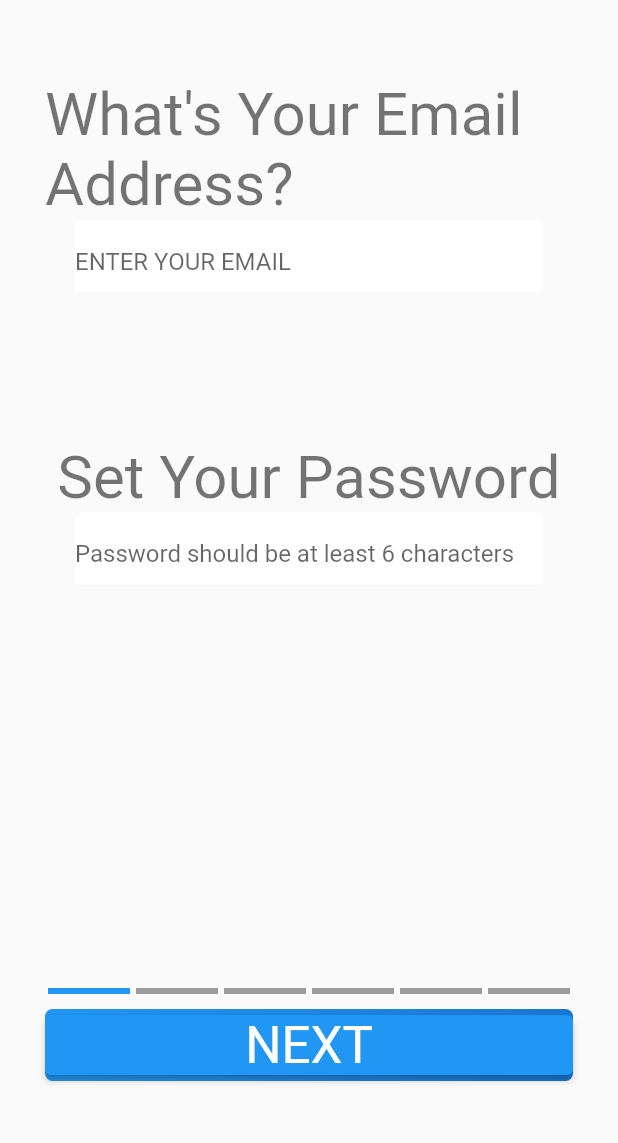
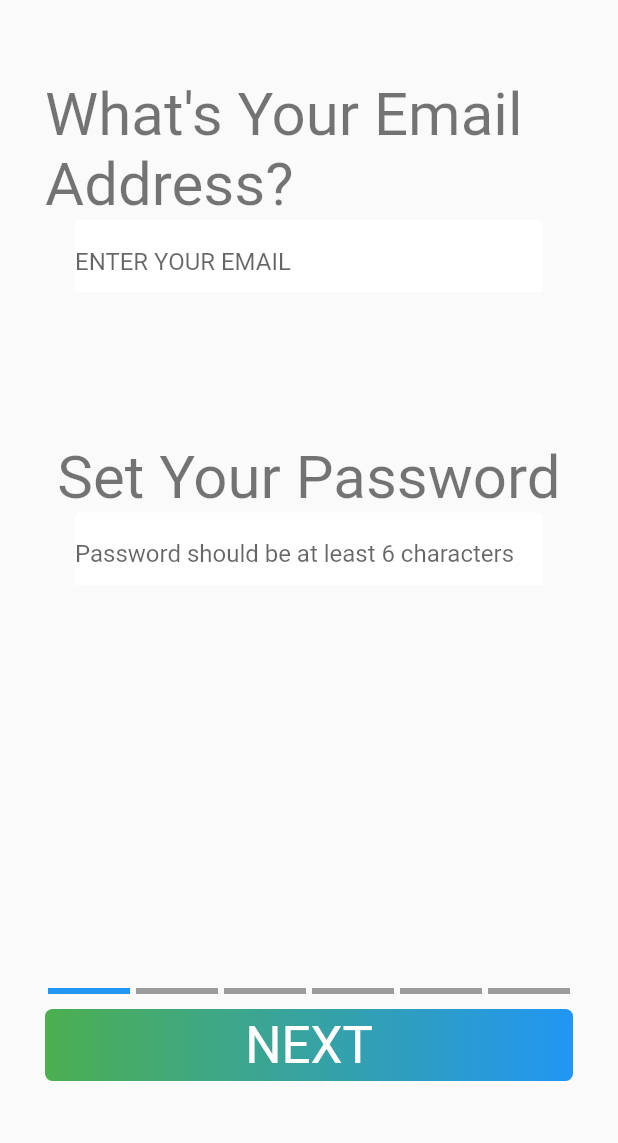
Before and after one commit to pradthana7/friend-zone-flutter-app, a Flutter app: the OnboardingScreen screen opened by its route, scrolled down 104 dp, after a tap on "START", on a phone screen of 412 x 824 dp, the part 80-1223 px from its top. Run offline on Flutter 3.47's test engine with Material 2 defaults, Android fonts, the phone set to English and light mode, and no system bars; drawn by our look-alikes of step_progress_indicator; our stand-ins replace bloc, cloud_firestore, equatable, firebase_auth, firebase_core, firebase_database and 6 more; missing offline and left inert: dart:ffi; accounts and stored records are empty.

Commit message:
28perfect

```diff
--- a/dating_app/lib/blocs/onboarding/onboarding_bloc.dart
+++ b/dating_app/lib/blocs/onboarding/onboarding_bloc.dart
@@ -1,5 +1,6 @@
 import 'package:bloc/bloc.dart';
 import 'package:equatable/equatable.dart';
+import 'package:flutter/material.dart';
 import 'package:image_picker/image_picker.dart';
 
 import '/repositories/repositories.dart';
@@ -19,6 +20,7 @@ class OnboardingBloc extends Bloc<OnboardingEvent, OnboardingState> {
         _storageRepository = storageRepository,
         super(OnboardingLoading()) {
     on<StartOnboarding>(_onStartOnboarding);
+    on<ContinueOnboarding>(_onContinueOnboarding);
     on<UpdateUser>(_onUpdateUser);
     on<UpdateUserImages>(_onUpdateUserImages);
   }
@@ -27,11 +29,33 @@ class OnboardingBloc extends Bloc<OnboardingEvent, OnboardingState> {
     StartOnboarding event,
     Emitter<OnboardingState> emit,
   ) async {
+    // await _databaseRepository.createUser(event.user);
+    emit(
+      OnboardingLoaded(
+        user: User.empty,
+        tabController: event.tabController,
+      ),
+    );
+  }
 
+  void _onContinueOnboarding(
+    ContinueOnboarding event,
+    Emitter<OnboardingState> emit,
+  ) async {
+    final state = this.state as OnboardingLoaded;
 
-  await _databaseRepository.createUser(event.user);
+    if (event.isSignup) {
+      await _databaseRepository.createUser(event.user);
+    }
 
-    emit(OnboardingLoaded(user:event.user));
+    state.tabController.animateTo(state.tabController.index + 1);
+
+    emit(
+      OnboardingLoaded(
+        user: event.user,
+        tabController: state.tabController,
+      ),
+    );
   }
 
   void _onUpdateUser(
@@ -40,7 +64,12 @@ class OnboardingBloc extends Bloc<OnboardingEvent, OnboardingState> {
   ) {
     if (state is OnboardingLoaded) {
       _databaseRepository.updateUser(event.user);
-      emit(OnboardingLoaded(user: event.user));
+      emit(
+        OnboardingLoaded(
+          user: event.user,
+          tabController: (state as OnboardingLoaded).tabController,
+        ),
+      );
     }
   }
 
--- a/dating_app/lib/blocs/onboarding/onboarding_event.dart
+++ b/dating_app/lib/blocs/onboarding/onboarding_event.dart
@@ -9,30 +9,35 @@ abstract class OnboardingEvent extends Equatable {
 
 class StartOnboarding extends OnboardingEvent {
   final User user;
+  final TabController tabController;
 
   const StartOnboarding({
-    this.user = const User(
-      id: '',
-      name: '',
-      age: 0,
-      gender: '',
-      imageUrls: [],
-      jobTitle: '',
-      interests: [],
-      bio: '',
-      location: '',
-    ),
+    required this.tabController,
+    this.user = User.empty,
   });
 
-   @override
-  List<Object?> get props => [user];
+  @override
+  List<Object?> get props => [tabController, user];
+}
+
+class ContinueOnboarding extends OnboardingEvent {
+  final User user;
+  final bool isSignup;
+
+  const ContinueOnboarding({
+    required this.user,
+    this.isSignup = false,
+  });
+
+  @override
+  List<Object?> get props => [user, isSignup];
 
 }
 
 class UpdateUser extends OnboardingEvent {
   final User user;
 
-  UpdateUser({required this.user});
+  const UpdateUser({required this.user});
 
   @override
   List<Object?> get props => [user];
--- a/dating_app/lib/blocs/onboarding/onboarding_state.dart
+++ b/dating_app/lib/blocs/onboarding/onboarding_state.dart
@@ -11,9 +11,13 @@ class OnboardingLoading extends OnboardingState {}
 
 class OnboardingLoaded extends OnboardingState {
   final User user;
+  final TabController tabController;
 
-  OnboardingLoaded({required this.user});
+  const OnboardingLoaded({
+    required this.user,
+    required this.tabController,
+  });
 
   @override
-  List<Object> get props => [user];
+  List<Object> get props => [user, tabController];
 }
--- a/dating_app/lib/blocs/swipe/swipe_event.dart
+++ b/dating_app/lib/blocs/swipe/swipe_event.dart
@@ -7,26 +7,12 @@ abstract class SwipeEvent extends Equatable {
   List<Object?> get props => [];
 }
 
-class LoadUsers extends SwipeEvent {
-  final User user;
-
-  LoadUsers({
-    required this.user,
-  });
-
-  @override
-  List<Object?> get props => [user];
-
-
-  // List<User> get users => User.users;
-}
-
-
+class LoadUsers extends SwipeEvent {}
 
 class UpdateHome extends SwipeEvent {
   final List<User>? users;
 
-  UpdateHome({
+  const UpdateHome({
     required this.users,
   });
 
--- a/dating_app/lib/models/user_model.dart
+++ b/dating_app/lib/models/user_model.dart
@@ -33,6 +33,23 @@ class User extends Equatable {
     this.genderPreference,
     this.ageRangePreference,
   });
+
+  static  const User empty =  User(
+    id: '',
+    name: '',
+    age: 0,
+    gender: '',
+    imageUrls: [],
+    jobTitle: '',
+    interests: [],
+    bio: '',
+    location: '',
+    swipeLeft: [],
+    swipeRight: [],
+    matches: [],
+    ageRangePreference: [18, 50],
+    genderPreference: [],
+  );
 
   @override
   List<Object?> get props => [
--- a/dating_app/lib/repositories/database/database_repository.dart
+++ b/dating_app/lib/repositories/database/database_repository.dart
@@ -132,7 +132,7 @@ class DatabaseRepository extends BaseDatabaseRepository {
   }
 
   _selectGender(User user) {
-    if (user.genderPreference == null) {
+    if (user.genderPreference!.isEmpty) {
       return ['Male', 'Female'];
     }
     return user.genderPreference;
--- a/dating_app/lib/screen/onboarding/onboarding_screen.dart
+++ b/dating_app/lib/screen/onboarding/onboarding_screen.dart
@@ -17,32 +17,33 @@ class OnboardingScreen extends StatelessWidget {
   static Route route() {
     return MaterialPageRoute(
       settings: RouteSettings(name: routeName),
-      builder: (context) => OnboardingScreen(),
+      builder: (context) => MultiBlocProvider(
+        providers: [
+          BlocProvider<OnboardingBloc>(
+            create: (context) => OnboardingBloc(
+              databaseRepository: context.read<DatabaseRepository>(),
+              storageRepository: context.read<StorageRepository>(),
+            ),
+          ),
+          BlocProvider<SignupCubit>(
+            create: (context) => SignupCubit(
+              authRepository: context.read<AuthRepository>(),
+            ),
+          ),
+        ],
+        child: OnboardingScreen(),
+      ),
     );
   }
 
   static const List<Tab> tabs = <Tab>[
-    Tab(
-      text: 'Start',
-    ),
-    Tab(
-      text: 'Email',
-    ),
-    Tab(
-      text: 'Email Verification',
-    ),
-    Tab(
-      text: 'Demographics',
-    ),
-    Tab(
-      text: 'Pictures',
-    ),
-    Tab(
-      text: 'Biography',
-    ),
-    Tab(
-      text: 'Location',
-    ),
+    Tab(text: 'Start'),
+    Tab(text: 'Email'),
+    // Tab(text: 'Email Verification'),
+    Tab(text: 'Demographics'),
+    Tab(text: 'Pictures'),
+    Tab(text: 'Biography'),
+    Tab(text: 'Location'),
   ];
   @override
   Widget build(BuildContext context) {
@@ -51,7 +52,9 @@ class OnboardingScreen extends StatelessWidget {
       child: Builder(builder: (BuildContext context) {
         final TabController tabController = DefaultTabController.of(context)!;
 
-
+        context
+            .read<OnboardingBloc>()
+            .add(StartOnboarding(tabController: tabController));
         return Scaffold(
           appBar: CustomAppBar(
             title: 'F-R-I-E-N-D-S',
@@ -59,27 +62,13 @@ class OnboardingScreen extends StatelessWidget {
           ),
           body: TabBarView(
             children: [
-              Start(
-                tabController: tabController,
-              ),
-              Email(
-                tabController: tabController,
-              ),
-              EmailVerification(
-                tabController: tabController,
-              ),
-              Demo(
-                tabController: tabController,
-              ),
-              Pictures(
-                tabController: tabController,
-              ),
-              Bio(
-                tabController: tabController,
-              ),
-              Location(
-                tabController: tabController,
-              ),
+              Start(),
+              Email(),
+              // EmailVerification(),
+              Demo(),
+              Pictures(),
+              Bio(),
+              Location(),
             ],
           ),
         );
--- a/dating_app/lib/screen/onboarding/onboarding_screens/email_screen.dart
+++ b/dating_app/lib/screen/onboarding/onboarding_screens/email_screen.dart
@@ -1,28 +1,21 @@
+import 'package:dating_app/blocs/onboarding/onboarding_bloc.dart';
 import 'package:dating_app/cubits/signup/signup_cubit.dart';
-import 'package:dating_app/widgets/custom_text_container.dart';
+
 import 'package:dating_app/screen/onboarding/widgets/custom_text_field.dart';
 import 'package:dating_app/screen/onboarding/widgets/custom_text_header.dart';
 import 'package:step_progress_indicator/step_progress_indicator.dart';
 import 'package:flutter_bloc/flutter_bloc.dart';
 
 import 'package:flutter/material.dart';
-import 'package:flutter_svg/svg.dart';
 
+import '../../../models/models.dart';
 import '../widgets/custom_button.dart';
 
 class Email extends StatelessWidget {
-  final TabController tabController;
-
-  const Email({
-    Key? key,
-    required this.tabController,
-  }) : super(key: key);
+  const Email({Key? key}) : super(key: key);
 
   @override
   Widget build(BuildContext context) {
-    final controller = TextEditingController();
-
-    return BlocBuilder<SignupCubit, SignupState>(builder: (context, state) {
     return Padding(
       padding: const EdgeInsets.symmetric(horizontal: 30.0, vertical: 50),
       child: Column(
@@ -30,24 +23,19 @@ class Email extends StatelessWidget {
         children: [
           Column(
             children: [
-                  CustomTextHeader(
-
-                      text: 'What\'s Your Email Address?'),
+              CustomTextHeader(text: 'What\'s Your Email Address?'),
               CustomTextField(
                 hint: 'ENTER YOUR EMAIL',
                 onChanged: (value) {
                   context.read<SignupCubit>().emailChanged(value);
-                      print(state.email);
                 },
               ),
               SizedBox(height: 100),
-                  CustomTextHeader(
-                       text: 'Set Your Password'),
+              CustomTextHeader(text: 'Set Your Password'),
               CustomTextField(
                 hint: 'Password should be at least 6 characters',
                 onChanged: (value) {
                   context.read<SignupCubit>().passwordChanged(value);
-                      print(state.password);
                 },
               ),
             ],
@@ -63,9 +51,20 @@ class Email extends StatelessWidget {
                   unselectedColor: Theme.of(context).disabledColor,
                 ),
                 SizedBox(height: 10),
-                    CustomButtom(
-                      tabController: tabController,
+                CustomButton(
                   text: 'NEXT',
+                  onPressed: () async {
+                    await context.read<SignupCubit>().signUpWithCredentials();
+                    context.read<OnboardingBloc>().add(
+                          ContinueOnboarding(
+                            isSignup: true,
+                            user:
+                                User.empty.copyWith(
+                                  id: context.read<SignupCubit>().state.user!.uid,
+                                ),
+                          ),
+                        );
+                  },
                 ),
               ],
             ),
@@ -73,7 +72,5 @@ class Email extends StatelessWidget {
         ],
       ),
     );
-
-    });
   }
 }
--- a/dating_app/lib/screen/onboarding/onboarding_screens/screens.dart
+++ b/dating_app/lib/screen/onboarding/onboarding_screens/screens.dart
@@ -2,6 +2,5 @@ export 'start_screen.dart';
 export 'demo_screen.dart';
 export 'bio_screen.dart';
 export 'email_screen.dart';
-export 'email_verification_screen.dart';
 export 'pictures_screen.dart';
 export 'location_screen.dart';
--- a/dating_app/lib/screen/onboarding/onboarding_screens/start_screen.dart
+++ b/dating_app/lib/screen/onboarding/onboarding_screens/start_screen.dart
@@ -1,19 +1,27 @@
+import 'package:dating_app/blocs/onboarding/onboarding_bloc.dart';
 import 'package:dating_app/screen/onboarding/widgets/custom_button.dart';
 import 'package:flutter/material.dart';
+import 'package:flutter_bloc/flutter_bloc.dart';
 import 'package:flutter_svg/svg.dart';
 
 class Start extends StatelessWidget {
-  final TabController tabController;
-
-  const Start({
-    Key? key,
-    required this.tabController,
-  }) : super(key: key);
+  const Start({Key? key}) : super(key: key);
 
   @override
   Widget build(BuildContext context) {
+    return BlocBuilder<OnboardingBloc, OnboardingState>(
+      builder: (context, state) {
+        if (state is OnboardingLoading) {
+          return Center(
+            child: CircularProgressIndicator(),
+          );
+        }
+        if (state is OnboardingLoaded) {
           return Padding(
-      padding: const EdgeInsets.symmetric(horizontal: 30.0, vertical: 50),
+            padding: const EdgeInsets.symmetric(
+              horizontal: 30.0,
+              vertical: 50,
+            ),
             child: Column(
               mainAxisAlignment: MainAxisAlignment.spaceBetween,
               children: [
@@ -22,7 +30,6 @@ class Start extends StatelessWidget {
                   width: 300,
                   child: SvgPicture.asset('assets/threefriends.svg'),
                 ),
-
                 Text(
                   'Welcome To \nF-R-I-E-N-D-S',
                   style: Theme.of(context).textTheme.headlineMedium,
@@ -41,9 +48,21 @@ class Start extends StatelessWidget {
                   ),
                 ),
                 SizedBox(height: 10),
-          CustomButtom(tabController: tabController, text: 'START'),
+                CustomButton(
+                  text: 'START',
+                  onPressed: () {
+                    context
+                        .read<OnboardingBloc>()
+                        .add(ContinueOnboarding(user: state.user));
+                  },
+                ),
               ],
             ),
           );
+        } else {
+          return Text('Something went wrong');
+        }
+      },
+    );
   }
 }
--- a/dating_app/lib/screen/onboarding/widgets/custom_button.dart
+++ b/dating_app/lib/screen/onboarding/widgets/custom_button.dart
@@ -1,62 +1,33 @@
-import 'package:dating_app/blocs/blocs.dart';
-import 'package:dating_app/cubits/signup/signup_cubit.dart';
 import 'package:flutter/material.dart';
-import 'package:flutter_bloc/flutter_bloc.dart';
 
-import '../../../models/user_model.dart';
+class CustomButton extends StatelessWidget {
+  final String text;
+  final void Function()? onPressed;
 
-class CustomButtom extends StatelessWidget {
-  final TabController tabController;
-  final String text;
-
-  const CustomButtom({
+  CustomButton({
     Key? key,
-    required this.tabController,
     required this.text,
+    this.onPressed,
   }) : super(key: key);
 
   @override
   Widget build(BuildContext context) {
     return DecoratedBox(
       decoration: BoxDecoration(
-          borderRadius: BorderRadius.circular(5),
-          gradient: LinearGradient(colors: [
+        borderRadius: BorderRadius.circular(5),
+        gradient: LinearGradient(
+          colors: [
+            Colors.green,
             Theme.of(context).primaryColor,
-            Theme.of(context).primaryColorDark,
-          ])),
+          ],
+        ),
+      ),
       child: ElevatedButton(
-        onPressed: () async {
-          if (tabController.index == 6) {
-            Navigator.pushNamed(context, '/');
-          } else {
-            tabController.animateTo(tabController.index + 1);
-          }
-
-          if (tabController.index == 2) {
-            await context.read<SignupCubit>().signUpWithCredentials();
-
-            User user = User(
-              id: context.read<SignupCubit>().state.user?.uid,
-              name: '',
-              age: 0,
-              gender: '',
-              imageUrls: [],
-              jobTitle: '',
-              interests: [],
-              bio: '',
-              location: '',
-              swipeLeft: [],
-              swipeRight: [],
-              matches: [],
-              ageRangePreference: [18, 50],
-              genderPreference: ['Female'],
-            );
-
-            context.read<OnboardingBloc>().add(
-                  StartOnboarding(user: user),
-                );
-          }
-        },
+        onPressed: onPressed,
+        style: ElevatedButton.styleFrom(
+          primary: Colors.transparent,
+          elevation: 0,
+        ),
         child: Container(
           width: double.infinity,
           child: Center(
@@ -64,7 +35,7 @@ class CustomButtom extends StatelessWidget {
               text,
               style: Theme.of(context)
                   .textTheme
-                  .headlineMedium!
+                  .headline4!
                   .copyWith(color: Colors.white),
             ),
           ),
```
Also changed, not shown: dating_app/lib/blocs/swipe/swipe_bloc.dart (+10 -7 lines), dating_app/lib/main.dart (+8 -27 lines), dating_app/lib/screen/home/home_screen.dart (+16 -4 lines), dating_app/lib/screen/onboarding/onboarding_screens/bio_screen.dart (+22 -10 lines), dating_app/lib/screen/onboarding/onboarding_screens/demo_screen.dart (+13 -11 lines), dating_app/lib/screen/onboarding/onboarding_screens/email_verification_screen.dart (deleted, +0 -52 lines), dating_app/lib/screen/onboarding/onboarding_screens/location_screen.dart (+8 -7 lines), dating_app/lib/screen/onboarding/onboarding_screens/pictures_screen.dart (+11 -8 lines). Lines whose indentation alone changed are shown as unchanged.
